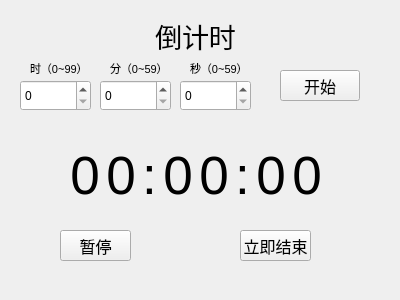
First picture: the form in realProgect/r_clock.ui, repository Arthur381/QTproject, before the edit.
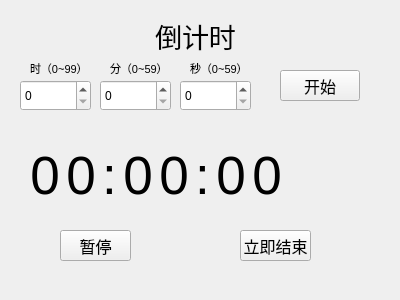
Second picture: the form after the edit.

The edit to the form file:
```diff
--- a/realProgect/r_clock.ui
+++ b/realProgect/r_clock.ui
@@ -172,10 +172,10 @@
     <set>Qt::AlignCenter</set>
    </property>
   </widget>
-  <widget class="QWidget" name="">
+  <widget class="QWidget" name="layoutWidget">
    <property name="geometry">
     <rect>
-     <x>70</x>
+     <x>30</x>
      <y>140</y>
      <width>251</width>
      <height>71</height>
@@ -232,21 +232,6 @@
       </property>
      </widget>
     </item>
-    <item>
-     <widget class="QLabel" name="min1">
-      <property name="font">
-       <font>
-        <pointsize>40</pointsize>
-       </font>
-      </property>
-      <property name="text">
-       <string>0</string>
-      </property>
-      <property name="alignment">
-       <set>Qt::AlignCenter</set>
-      </property>
-     </widget>
-    </item>
     <item>
      <widget class="QLabel" name="min2">
       <property name="font">
@@ -262,6 +247,21 @@
       </property>
      </widget>
     </item>
+    <item>
+     <widget class="QLabel" name="min1">
+      <property name="font">
+       <font>
+        <pointsize>40</pointsize>
+       </font>
+      </property>
+      <property name="text">
+       <string>0</string>
+      </property>
+      <property name="alignment">
+       <set>Qt::AlignCenter</set>
+      </property>
+     </widget>
+    </item>
     <item>
      <widget class="QLabel" name="label_7">
       <property name="font">
@@ -309,6 +309,19 @@
     </item>
    </layout>
   </widget>
+  <widget class="QLabel" name="label_shalou">
+   <property name="geometry">
+    <rect>
+     <x>300</x>
+     <y>130</y>
+     <width>71</width>
+     <height>81</height>
+    </rect>
+   </property>
+   <property name="text">
+    <string/>
+   </property>
+  </widget>
  </widget>
  <resources/>
  <connections/>
```
